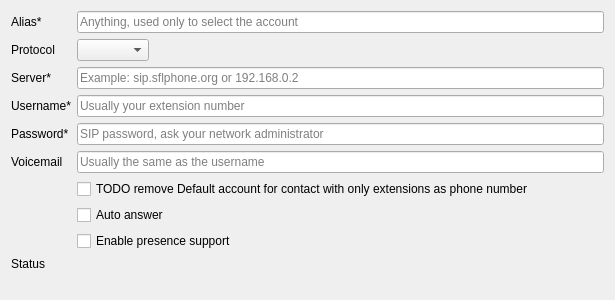
The window that src/conf/account/accountpages/basic.ui (KDE/ring-kde) describes before a commit, drawn with Qt 5.
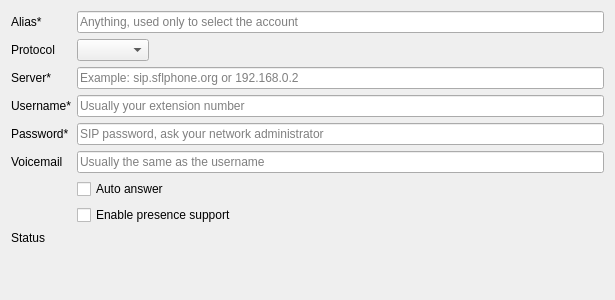
The same window after the commit. Custom widgets are drawn as their Qt base class.

Commit message:
account: Auto-Bind the Account object to configuration fields
This code is inspired by:
kconfigwidgets/src/kconfigdialogmanager.cpp

Refs #74665

```diff
--- a/src/conf/account/accountpages/basic.ui
+++ b/src/conf/account/accountpages/basic.ui
@@ -132,20 +132,13 @@
       </widget>
      </item>
      <item row="6" column="1">
-      <widget class="QCheckBox" name="m_pDefaultAccount">
-       <property name="text">
-        <string>TODO remove Default account for contact with only extensions as phone number</string>
-       </property>
-      </widget>
-     </item>
-     <item row="7" column="1">
-      <widget class="QCheckBox" name="m_pAutoAnswer">
+      <widget class="QCheckBox" name="lrcfg_autoAnswer">
        <property name="text">
         <string>Auto answer</string>
        </property>
       </widget>
      </item>
-     <item row="8" column="1">
+     <item row="7" column="1">
       <widget class="QCheckBox" name="kcfg_presenceModuleEnabled">
        <property name="enabled">
         <bool>true</bool>
@@ -155,14 +148,14 @@
        </property>
       </widget>
      </item>
-     <item row="9" column="0">
+     <item row="8" column="0">
       <widget class="QLabel" name="label7_state">
        <property name="text">
         <string>Status</string>
        </property>
       </widget>
      </item>
-     <item row="9" column="1">
+     <item row="8" column="1">
       <widget class="QLabel" name="edit7_state">
        <property name="sizePolicy">
         <sizepolicy hsizetype="Expanding" vsizetype="Preferred">
```
Left out of the diff: 38 changed lines with no effect on the pictures. The commit also changes 12 other files.
